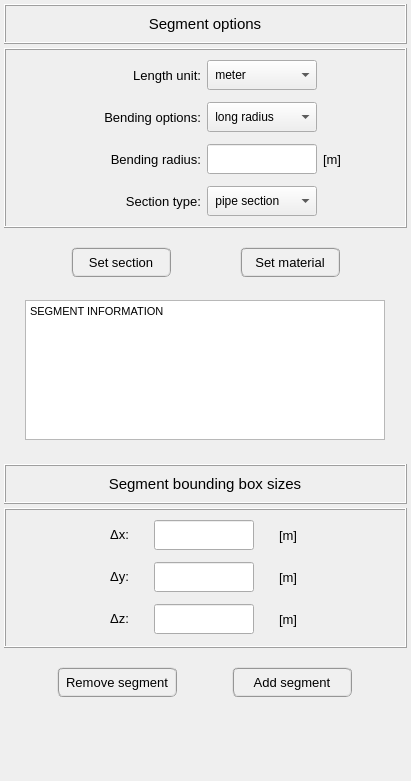
Qt form pulse/interface/ui_files/model/geometry/add_widget.ui (open-pulse/OpenPulse) before a commit.
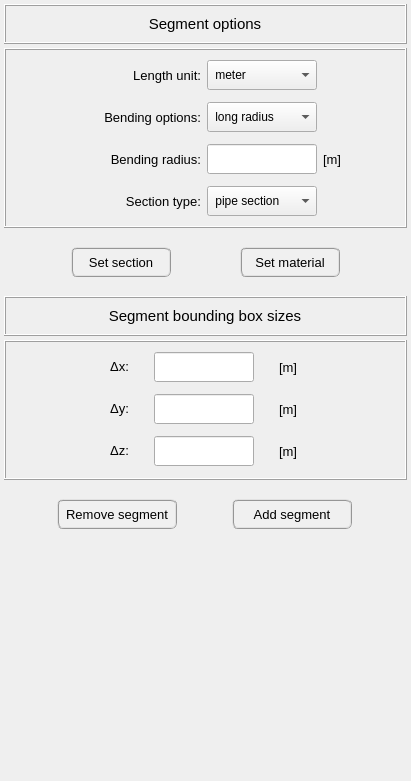
The same form after that commit.

Diff of the .ui file:
```diff
--- a/pulse/interface/ui_files/model/geometry/add_widget.ui
+++ b/pulse/interface/ui_files/model/geometry/add_widget.ui
@@ -549,59 +549,6 @@
      </layout>
     </widget>
    </item>
-   <item>
-    <widget class="QFrame" name="information_frame">
-     <property name="maximumSize">
-      <size>
-       <width>16777215</width>
-       <height>180</height>
-      </size>
-     </property>
-     <property name="frameShape">
-      <enum>QFrame::NoFrame</enum>
-     </property>
-     <property name="frameShadow">
-      <enum>QFrame::Raised</enum>
-     </property>
-     <layout class="QGridLayout" name="gridLayout_4">
-      <property name="leftMargin">
-       <number>4</number>
-      </property>
-      <property name="topMargin">
-       <number>4</number>
-      </property>
-      <property name="rightMargin">
-       <number>4</number>
-      </property>
-      <property name="bottomMargin">
-       <number>20</number>
-      </property>
-      <item row="0" column="0">
-       <widget class="QTextEdit" name="textEdit_segment_information">
-        <property name="minimumSize">
-         <size>
-          <width>0</width>
-          <height>80</height>
-         </size>
-        </property>
-        <property name="maximumSize">
-         <size>
-          <width>360</width>
-          <height>140</height>
-         </size>
-        </property>
-        <property name="html">
-         <string>&lt;!DOCTYPE HTML PUBLIC &quot;-//W3C//DTD HTML 4.0//EN&quot; &quot;http://www.w3.org/TR/REC-html40/strict.dtd&quot;&gt;
-&lt;html&gt;&lt;head&gt;&lt;meta name=&quot;qrichtext&quot; content=&quot;1&quot; /&gt;&lt;style type=&quot;text/css&quot;&gt;
-p, li { white-space: pre-wrap; }
-&lt;/style&gt;&lt;/head&gt;&lt;body style=&quot; font-family:'MS Shell Dlg 2'; font-size:8.25pt; font-weight:400; font-style:normal;&quot;&gt;
-&lt;p style=&quot; margin-top:0px; margin-bottom:0px; margin-left:0px; margin-right:0px; -qt-block-indent:0; text-indent:0px;&quot;&gt;&lt;span style=&quot; font-size:8pt;&quot;&gt;SEGMENT INFORMATION&lt;/span&gt;&lt;/p&gt;&lt;/body&gt;&lt;/html&gt;</string>
-        </property>
-       </widget>
-      </item>
-     </layout>
-    </widget>
-   </item>
    <item>
     <widget class="QFrame" name="frame_title_deltas">
      <property name="minimumSize">
```
